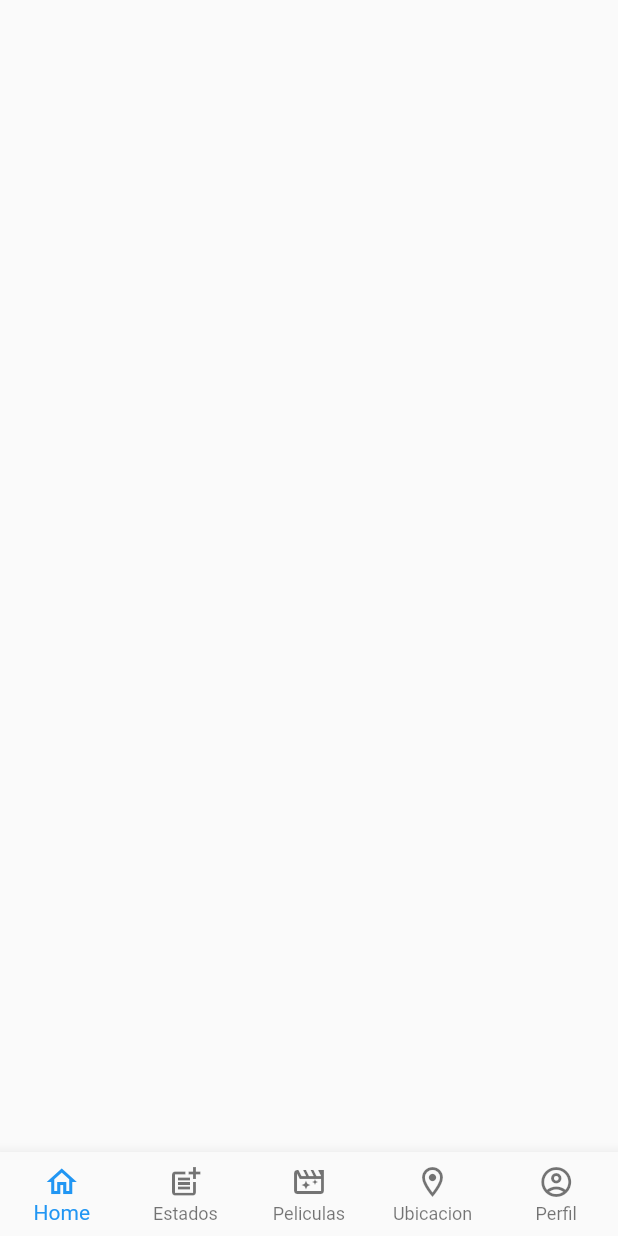
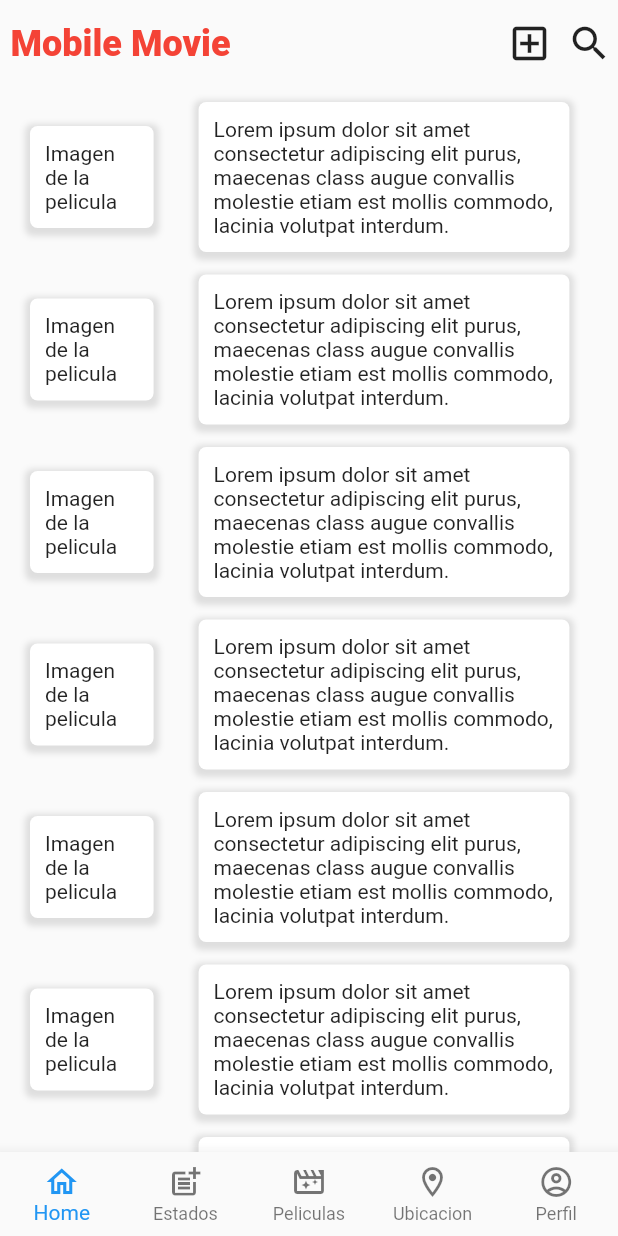
Before and after one commit to Danhe22/Mobile-Movie-App, a Flutter app: the HomeScreen screen opened by its route, swiped to page 3, on a phone screen of 412 x 824 dp. Run offline on Flutter 3.47's test engine with Material 2 defaults, Android fonts, the light colour scheme and no system bars; Roboto replaces fonts that are missing (Times New Roman).

Commit message:
pantalla de peliculas

```diff
--- a/lib/main.dart
+++ b/lib/main.dart
@@ -11,7 +11,7 @@ class MyApp extends StatelessWidget {
     return MaterialApp(
         debugShowCheckedModeBanner: false,
         title: 'Material App',
-        initialRoute: 'home',
+        initialRoute: 'login',
         routes: {
           'login'    : ( BuildContext context ) => LoginScreen(),
           'signup'   : ( BuildContext context ) => SignupScreen(),
--- a/lib/screens/home_screen.dart
+++ b/lib/screens/home_screen.dart
@@ -1,6 +1,7 @@
 import 'package:flutter/material.dart';
 import 'package:mobile_movie_app/widgets/TopBar.dart';
 import 'package:mobile_movie_app/widgets/estados_list.dart';
+import 'package:mobile_movie_app/widgets/peliculas_list.dart';
 import 'package:mobile_movie_app/widgets/post_list.dart';
 import 'package:provider/provider.dart';
 
@@ -59,6 +60,7 @@ class _Pages extends StatelessWidget {
       controller: navegacionModel.pageController,
       physics: NeverScrollableScrollPhysics(),
       children: [
+        //Seccion de posts
         Column(
           children: [
             SafeArea(
@@ -69,6 +71,7 @@ class _Pages extends StatelessWidget {
             PostList()
           ],
         ),
+        //Seccion de estados
         Container(
           child: Column(
             children: [
@@ -81,6 +84,20 @@ class _Pages extends StatelessWidget {
             ],
           ),
         ),
+        //Seccion de peliculas
+        Container(
+          child: Column(
+            children: [
+              SafeArea(
+                  child: Container(
+                height: 5,
+              )),
+              TopBar(),
+              PeliculasList()
+            ],
+          ),
+        ),
+        //Seccion de ubicaciones
         Container(
           child: Column(
             children: [
@@ -91,16 +108,7 @@ class _Pages extends StatelessWidget {
             ],
           ),
         ),
-        Container(
-          child: Column(
-            children: [
-              SafeArea(
-                  child: Container(
-                height: 5,
-              )),
-            ],
-          ),
-        ),
+        //Seccion de perfil
         Container(
           child: Column(
             children: [
--- a/lib/widgets/estados.dart
+++ b/lib/widgets/estados.dart
@@ -36,9 +36,7 @@ class Estados extends StatelessWidget {
             )
           ],
         ),
-        SizedBox(
-          height: 10,
-        ),
+
         Container(
           padding: EdgeInsets.symmetric(horizontal: 15, vertical: 10),
           width: size.width * 0.8,
--- /dev/null
+++ b/lib/widgets/pelicula.dart
@@ -0,0 +1,56 @@
+import 'package:flutter/material.dart';
+
+class Pelicula extends StatelessWidget {
+  const Pelicula({Key? key}) : super(key: key);
+
+  @override
+  Widget build(BuildContext context) {
+    final size = MediaQuery.of(context).size;
+    var boxDecoration = BoxDecoration(
+      color: Colors.white,
+      borderRadius: BorderRadius.only(
+          topLeft: Radius.circular(5),
+          topRight: Radius.circular(5),
+          bottomLeft: Radius.circular(5),
+          bottomRight: Radius.circular(5)),
+      boxShadow: [
+        BoxShadow(
+          color: Colors.grey.withOpacity(0.3),
+          spreadRadius: 3,
+          blurRadius: 3,
+          offset: Offset(0, 2), // changes position of shadow
+        ),
+      ],
+    );
+    return Container(
+      margin: EdgeInsets.only(top: 15) ,
+      child: Row(
+        children: [
+          SizedBox(
+            width: 20,
+          ),
+          Container(
+            padding: EdgeInsets.symmetric(horizontal: 10, vertical: 10),
+            width: size.width * 0.2,
+            child: Text('Imagen de la pelicula'),
+            decoration: boxDecoration,
+          ),
+          SizedBox(
+            width: 30,
+          ),
+          Container(
+            padding: EdgeInsets.symmetric(horizontal: 10, vertical: 10),
+            width: size.width * 0.6,
+            child: Text(
+                'Lorem ipsum dolor sit amet consectetur adipiscing elit purus, maecenas class augue convallis molestie etiam est mollis commodo, lacinia volutpat interdum.'),
+            decoration: boxDecoration,
+          ),
+        ],
+      ),
+    );
+
+    SizedBox(
+      height: 10,
+    );
+  }
+}
--- /dev/null
+++ b/lib/widgets/peliculas_list.dart
@@ -0,0 +1,30 @@
+import 'package:flutter/material.dart';
+import 'package:mobile_movie_app/widgets/pelicula.dart';
+
+
+class PeliculasList extends StatelessWidget {
+  const PeliculasList({Key? key}) : super(key: key);
+
+  @override
+  Widget build(BuildContext context) {
+    return Expanded(
+      child: Container(
+          child: ListView(
+            children: [
+              Pelicula(),
+              Pelicula(),
+              Pelicula(),
+              Pelicula(),
+              Pelicula(),
+              Pelicula(),
+              Pelicula(),
+              Pelicula(),
+              Pelicula(),
+            ],
+          ),
+        ),
+    );
+
+
+  }
+}
--- a/lib/widgets/post.dart
+++ b/lib/widgets/post.dart
@@ -36,9 +36,7 @@ class Post extends StatelessWidget {
             )
           ],
         ),
-        SizedBox(
-          height: 10,
-        ),
+
         Container(
           padding: EdgeInsets.symmetric(horizontal: 15, vertical: 10),
           width: size.width * 0.8,
--- a/lib/widgets/topBar.dart
+++ b/lib/widgets/topBar.dart
@@ -8,7 +8,9 @@ class TopBar extends StatelessWidget {
   @override
   Widget build(BuildContext context) {
     var textStyle = TextStyle(color: Colors.red, fontSize: 24, fontWeight: FontWeight.w900, fontFamily: 'Times New Roman' );
-    return Row(
+    return Container(
+      height: 48,
+      child: Row(
         mainAxisAlignment: MainAxisAlignment.end,
         children: [
           SizedBox(width: 7,),
@@ -19,6 +21,7 @@ class TopBar extends StatelessWidget {
           Icon(Icons.search_outlined, size: 30,),
           SizedBox(width: 4,),
         ],
+      ),
     );
   }
 }
```
Also changed, not shown: lib/screens/login_screen.dart (+11 -4 lines), lib/screens/signup_screen.dart (+11 -4 lines). Lines whose indentation alone changed are shown as unchanged.
